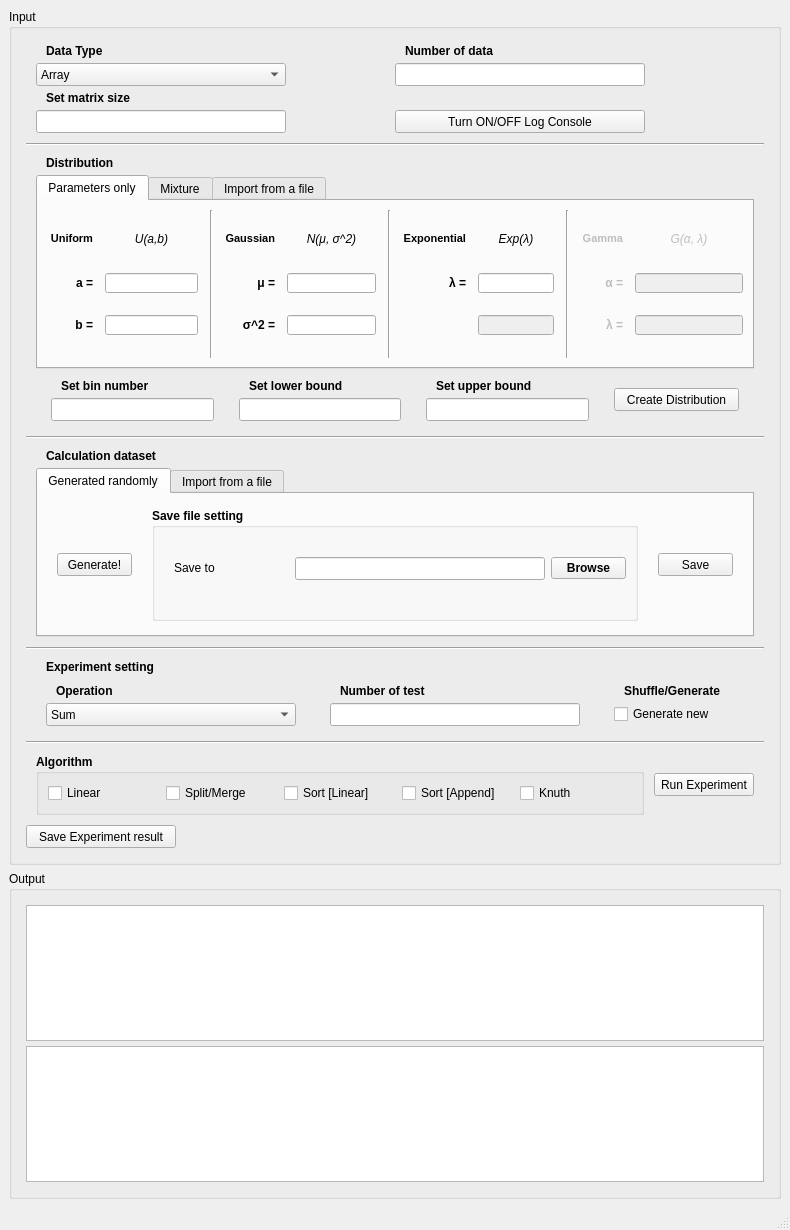
Before: the Qt Designer form src/mainwindow.ui in hungnv-sr/Map-Reduce-USTH-M1-2019, drawn with Qt 5.
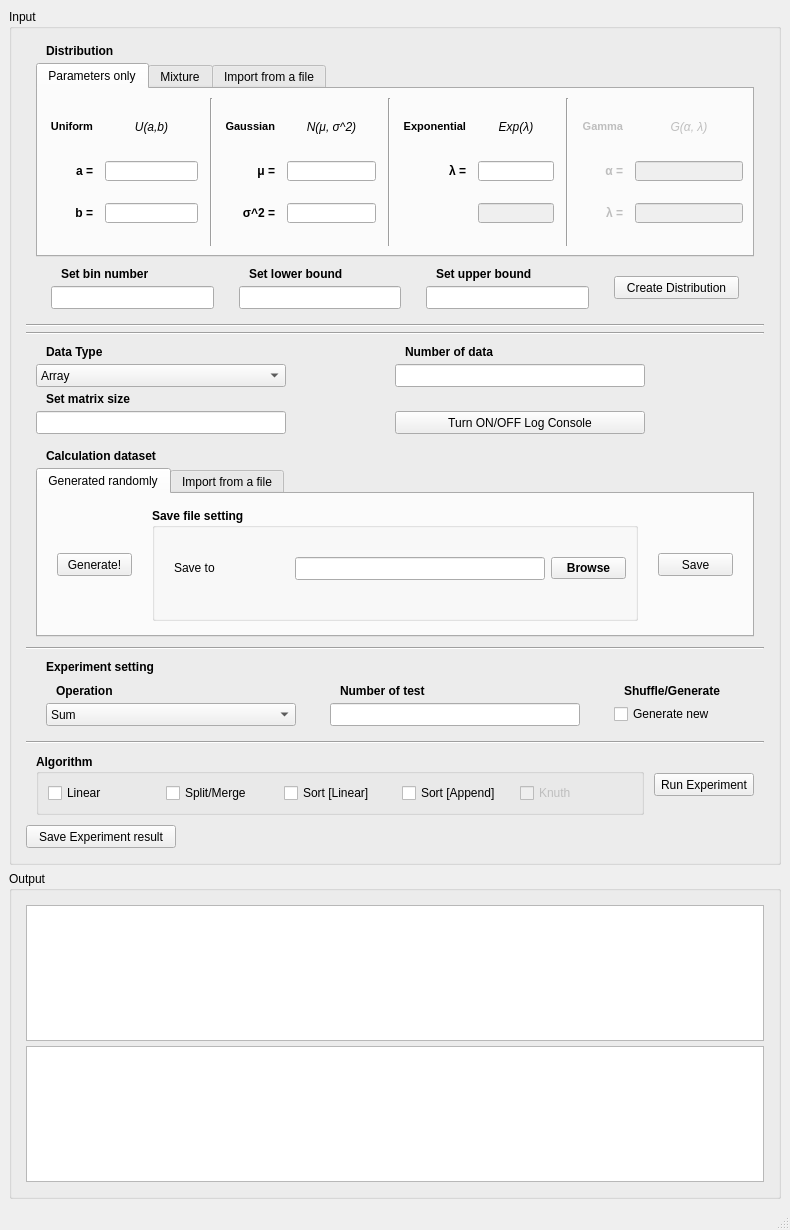
After: the same form once the commit is applied.

The edit to the form file:
```diff
--- a/src/mainwindow.ui
+++ b/src/mainwindow.ui
@@ -46,204 +46,6 @@
            <property name="bottomMargin">
             <number>5</number>
            </property>
-           <item>
-            <layout class="QGridLayout" name="gLayoutInput_1" columnstretch="0,0,0,0">
-             <property name="leftMargin">
-              <number>10</number>
-             </property>
-             <property name="topMargin">
-              <number>5</number>
-             </property>
-             <property name="rightMargin">
-              <number>10</number>
-             </property>
-             <property name="bottomMargin">
-              <number>5</number>
-             </property>
-             <property name="horizontalSpacing">
-              <number>25</number>
-             </property>
-             <property name="verticalSpacing">
-              <number>5</number>
-             </property>
-             <item row="3" column="0" colspan="2">
-              <widget class="QLineEdit" name="lEditMatSize">
-               <property name="minimumSize">
-                <size>
-                 <width>50</width>
-                 <height>23</height>
-                </size>
-               </property>
-               <property name="maximumSize">
-                <size>
-                 <width>250</width>
-                 <height>16777215</height>
-                </size>
-               </property>
-              </widget>
-             </item>
-             <item row="1" column="0" colspan="2">
-              <widget class="QComboBox" name="cBoxDataType">
-               <property name="minimumSize">
-                <size>
-                 <width>0</width>
-                 <height>23</height>
-                </size>
-               </property>
-               <property name="maximumSize">
-                <size>
-                 <width>250</width>
-                 <height>16777215</height>
-                </size>
-               </property>
-               <item>
-                <property name="text">
-                 <string>Array</string>
-                </property>
-               </item>
-               <item>
-                <property name="text">
-                 <string>Matrix</string>
-                </property>
-               </item>
-              </widget>
-             </item>
-             <item row="2" column="0" colspan="2">
-              <widget class="QLabel" name="lblMatSize">
-               <property name="minimumSize">
-                <size>
-                 <width>0</width>
-                 <height>14</height>
-                </size>
-               </property>
-               <property name="maximumSize">
-                <size>
-                 <width>16777215</width>
-                 <height>14</height>
-                </size>
-               </property>
-               <property name="font">
-                <font>
-                 <weight>75</weight>
-                 <bold>true</bold>
-                </font>
-               </property>
-               <property name="text">
-                <string>Set matrix size</string>
-               </property>
-               <property name="indent">
-                <number>10</number>
-               </property>
-              </widget>
-             </item>
-             <item row="0" column="0" colspan="2">
-              <widget class="QLabel" name="lblDataType">
-               <property name="minimumSize">
-                <size>
-                 <width>0</width>
-                 <height>14</height>
-                </size>
-               </property>
-               <property name="maximumSize">
-                <size>
-                 <width>16777215</width>
-                 <height>14</height>
-                </size>
-               </property>
-               <property name="font">
-                <font>
-                 <weight>75</weight>
-                 <bold>true</bold>
-                </font>
-               </property>
-               <property name="text">
-                <string>Data Type</string>
-               </property>
-               <property name="indent">
-                <number>10</number>
-               </property>
-              </widget>
-             </item>
-             <item row="0" column="2" colspan="2">
-              <widget class="QLabel" name="lblNumData">
-               <property name="minimumSize">
-                <size>
-                 <width>0</width>
-                 <height>14</height>
-                </size>
-               </property>
-               <property name="maximumSize">
-                <size>
-                 <width>16777215</width>
-                 <height>14</height>
-                </size>
-               </property>
-               <property name="font">
-                <font>
-                 <weight>75</weight>
-                 <bold>true</bold>
-                </font>
-               </property>
-               <property name="text">
-                <string>Number of data</string>
-               </property>
-               <property name="indent">
-                <number>10</number>
-               </property>
-              </widget>
-             </item>
-             <item row="1" column="2" colspan="2">
-              <widget class="QLineEdit" name="lEditNumData">
-               <property name="minimumSize">
-                <size>
-                 <width>50</width>
-                 <height>23</height>
-                </size>
-               </property>
-               <property name="maximumSize">
-                <size>
-                 <width>250</width>
-                 <height>16777215</height>
-                </size>
-               </property>
-              </widget>
-             </item>
-             <item row="3" column="2" colspan="2">
-              <widget class="QPushButton" name="pButtonLogConsole">
-               <property name="minimumSize">
-                <size>
-                 <width>250</width>
-                 <height>23</height>
-                </size>
-               </property>
-               <property name="maximumSize">
-                <size>
-                 <width>250</width>
-                 <height>16777215</height>
-                </size>
-               </property>
-               <property name="font">
-                <font>
-                 <italic>false</italic>
-                </font>
-               </property>
-               <property name="layoutDirection">
-                <enum>Qt::LeftToRight</enum>
-               </property>
-               <property name="text">
-                <string>Turn ON/OFF Log Console</string>
-               </property>
-              </widget>
-             </item>
-            </layout>
-           </item>
-           <item>
-            <widget class="Line" name="sepHLine_1">
-             <property name="orientation">
-              <enum>Qt::Horizontal</enum>
-             </property>
-            </widget>
-           </item>
            <item>
             <layout class="QVBoxLayout" name="vLayoutInput_2">
              <property name="leftMargin">
@@ -1236,6 +1038,13 @@
              </item>
             </layout>
            </item>
+           <item>
+            <widget class="Line" name="sepHLine_1">
+             <property name="orientation">
+              <enum>Qt::Horizontal</enum>
+             </property>
+            </widget>
+           </item>
            <item>
             <widget class="Line" name="sepHLine_2">
              <property name="orientation">
@@ -1243,6 +1052,197 @@
              </property>
             </widget>
            </item>
+           <item>
+            <layout class="QGridLayout" name="gLayoutInput_1" columnstretch="0,0,0,0">
+             <property name="leftMargin">
+              <number>10</number>
+             </property>
+             <property name="topMargin">
+              <number>5</number>
+             </property>
+             <property name="rightMargin">
+              <number>10</number>
+             </property>
+             <property name="bottomMargin">
+              <number>5</number>
+             </property>
+             <property name="horizontalSpacing">
+              <number>25</number>
+             </property>
+             <property name="verticalSpacing">
+              <number>5</number>
+             </property>
+             <item row="3" column="0" colspan="2">
+              <widget class="QLineEdit" name="lEditMatSize">
+               <property name="minimumSize">
+                <size>
+                 <width>50</width>
+                 <height>23</height>
+                </size>
+               </property>
+               <property name="maximumSize">
+                <size>
+                 <width>250</width>
+                 <height>16777215</height>
+                </size>
+               </property>
+              </widget>
+             </item>
+             <item row="1" column="0" colspan="2">
+              <widget class="QComboBox" name="cBoxDataType">
+               <property name="minimumSize">
+                <size>
+                 <width>0</width>
+                 <height>23</height>
+                </size>
+               </property>
+               <property name="maximumSize">
+                <size>
+                 <width>250</width>
+                 <height>16777215</height>
+                </size>
+               </property>
+               <item>
+                <property name="text">
+                 <string>Array</string>
+                </property>
+               </item>
+               <item>
+                <property name="text">
+                 <string>Matrix</string>
+                </property>
+               </item>
+              </widget>
+             </item>
+             <item row="2" column="0" colspan="2">
+              <widget class="QLabel" name="lblMatSize">
+               <property name="minimumSize">
+                <size>
+                 <width>0</width>
+                 <height>14</height>
+                </size>
+               </property>
+               <property name="maximumSize">
+                <size>
+                 <width>16777215</width>
+                 <height>14</height>
+                </size>
+               </property>
+               <property name="font">
+                <font>
+                 <weight>75</weight>
+                 <bold>true</bold>
+                </font>
+               </property>
+               <property name="text">
+                <string>Set matrix size</string>
+               </property>
+               <property name="indent">
+                <number>10</number>
+               </property>
+              </widget>
+             </item>
+             <item row="0" column="0" colspan="2">
+              <widget class="QLabel" name="lblDataType">
+               <property name="minimumSize">
+                <size>
+                 <width>0</width>
+                 <height>14</height>
+                </size>
+               </property>
+               <property name="maximumSize">
+                <size>
+                 <width>16777215</width>
+                 <height>14</height>
+                </size>
+               </property>
+               <property name="font">
+                <font>
+                 <weight>75</weight>
+                 <bold>true</bold>
+                </font>
+               </property>
+               <property name="text">
+                <string>Data Type</string>
+               </property>
+               <property name="indent">
+                <number>10</number>
+               </property>
+              </widget>
+             </item>
+             <item row="0" column="2" colspan="2">
+              <widget class="QLabel" name="lblNumData">
+               <property name="minimumSize">
+                <size>
+                 <width>0</width>
+                 <height>14</height>
+                </size>
+               </property>
+               <property name="maximumSize">
+                <size>
+                 <width>16777215</width>
+                 <height>14</height>
+                </size>
+               </property>
+               <property name="font">
+                <font>
+                 <weight>75</weight>
+                 <bold>true</bold>
+                </font>
+               </property>
+               <property name="text">
+                <string>Number of data</string>
+               </property>
+               <property name="indent">
+                <number>10</number>
+               </property>
+              </widget>
+             </item>
+             <item row="1" column="2" colspan="2">
+              <widget class="QLineEdit" name="lEditNumData">
+               <property name="minimumSize">
+                <size>
+                 <width>50</width>
+                 <height>23</height>
+                </size>
+               </property>
+               <property name="maximumSize">
+                <size>
+                 <width>250</width>
+                 <height>16777215</height>
+                </size>
+               </property>
+              </widget>
+             </item>
+             <item row="3" column="2" colspan="2">
+              <widget class="QPushButton" name="pButtonLogConsole">
+               <property name="minimumSize">
+                <size>
+                 <width>250</width>
+                 <height>23</height>
+                </size>
+               </property>
+               <property name="maximumSize">
+                <size>
+                 <width>250</width>
+                 <height>16777215</height>
+                </size>
+               </property>
+               <property name="font">
+                <font>
+                 <italic>false</italic>
+                </font>
+               </property>
+               <property name="layoutDirection">
+                <enum>Qt::LeftToRight</enum>
+               </property>
+               <property name="text">
+                <string>Turn ON/OFF Log Console</string>
+               </property>
+              </widget>
+             </item>
+            </layout>
+           </item>
            <item>
             <layout class="QVBoxLayout" name="vLayoutInput3">
              <property name="leftMargin">
@@ -1798,6 +1798,9 @@
                 </item>
                 <item>
                  <widget class="QCheckBox" name="chkBoxSortAppend_2">
+                  <property name="enabled">
+                   <bool>false</bool>
+                  </property>
                   <property name="font">
                    <font>
                     <weight>50</weight>
```
Left out of the diff: 2 changed lines with no effect on the pictures.
